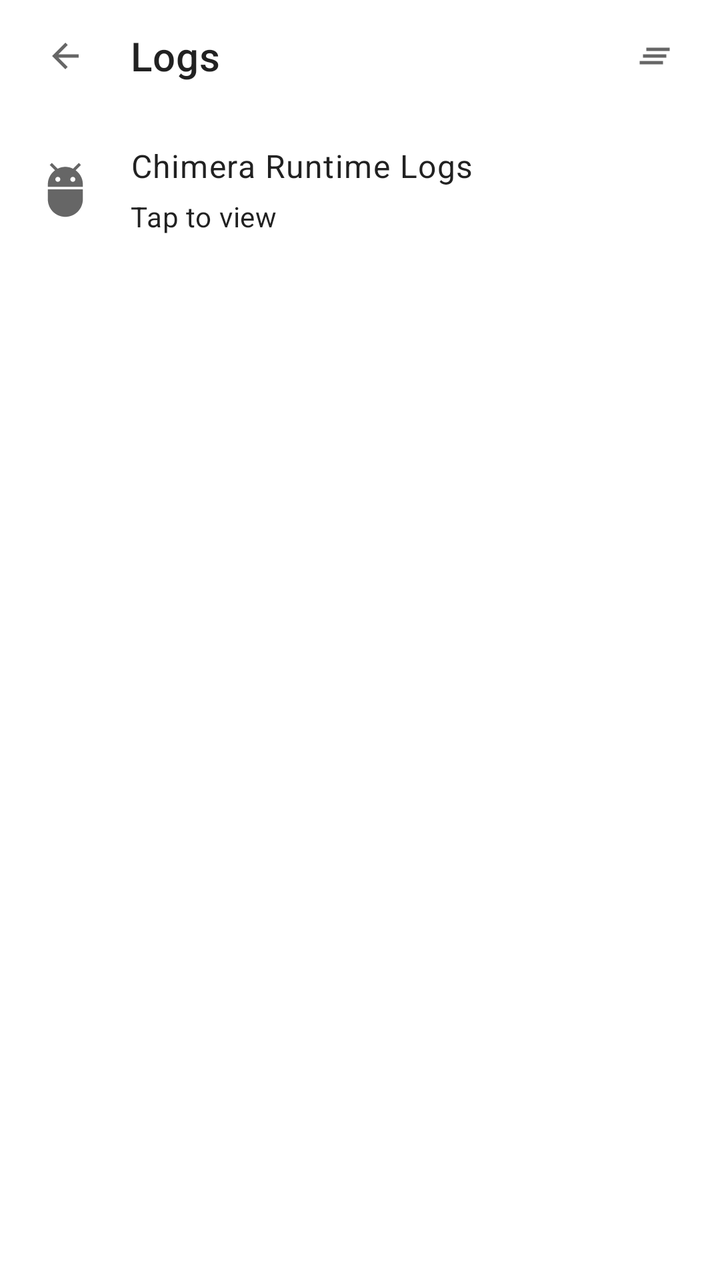
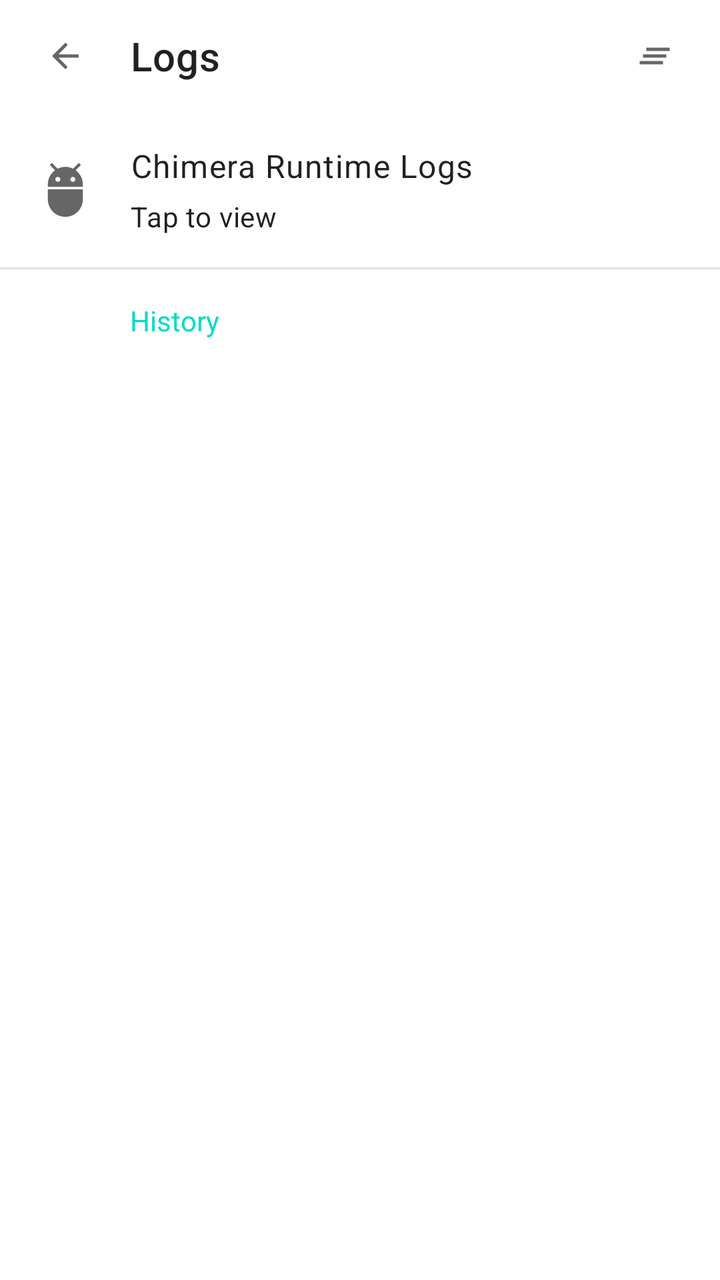

Compare the two renders of this Android layout. The source of the first and the diff that turns it into the second are given below.
<!-- AndroidManifest.xml: application theme Theme.Chimera -->
<!-- res/layout/meta_design_logs_home.xml -->
<?xml version="1.0" encoding="utf-8"?>
<LinearLayout xmlns:android="http://schemas.android.com/apk/res/android"
    android:layout_width="match_parent"
    android:layout_height="match_parent"
    android:orientation="vertical">

    <RelativeLayout
        android:id="@+id/toolbar"
        android:layout_width="match_parent"
        android:layout_height="@dimen/metacubex_toolbar_height"
        android:background="?android:attr/windowBackground"
        android:paddingEnd="@dimen/metacubex_item_tailing_margin">

        <ImageView
            android:id="@+id/toolbar_navigation"
            android:layout_width="@dimen/metacubex_item_header_component_size"
            android:layout_height="@dimen/metacubex_item_header_component_size"
            android:layout_alignParentStart="true"
            android:layout_centerVertical="true"
            android:layout_marginHorizontal="@dimen/metacubex_item_header_margin"
            android:background="?attr/selectableItemBackgroundBorderless"
            android:clickable="true"
            android:contentDescription="@string/back"
            android:focusable="true"
            android:paddingHorizontal="@dimen/metacubex_toolbar_image_action_padding"
            android:src="@drawable/ic_baseline_arrow_back" />

        <TextView
            android:id="@+id/toolbar_title"
            android:layout_width="wrap_content"
            android:layout_height="wrap_content"
            android:layout_centerVertical="true"
            android:layout_toEndOf="@id/toolbar_navigation"
            android:ellipsize="end"
            android:maxLines="1"
            android:text="@string/logs_screen"
            android:textAppearance="@style/TextAppearance.MaterialComponents.Headline6" />

        <ImageView
            android:id="@+id/delete_all"
            android:layout_width="@dimen/metacubex_item_tailing_component_size"
            android:layout_height="@dimen/metacubex_item_tailing_component_size"
            android:layout_alignParentEnd="true"
            android:layout_centerVertical="true"
            android:layout_marginStart="@dimen/metacubex_item_tailing_margin"
            android:background="?attr/selectableItemBackgroundBorderless"
            android:clickable="true"
            android:contentDescription="@string/meta_logs_clear_runtime"
            android:focusable="true"
            android:padding="@dimen/metacubex_toolbar_image_action_padding"
            android:src="@drawable/ic_baseline_clear_all_metacubex" />
    </RelativeLayout>

    <LinearLayout
        android:id="@+id/start_logcat"
        android:layout_width="match_parent"
        android:layout_height="wrap_content"
        android:background="?attr/selectableItemBackground"
        android:clickable="true"
        android:focusable="true"
        android:gravity="center_vertical"
        android:minHeight="@dimen/metacubex_item_min_height"
        android:orientation="horizontal"
        android:paddingVertical="@dimen/metacubex_item_padding_vertical">

        <ImageView
            android:layout_width="@dimen/metacubex_item_header_component_size"
            android:layout_height="@dimen/metacubex_item_header_component_size"
            android:layout_marginHorizontal="@dimen/metacubex_item_header_margin"
            android:contentDescription="@null"
            android:src="@drawable/ic_baseline_adb_metacubex" />

        <LinearLayout
            android:layout_width="match_parent"
            android:layout_height="wrap_content"
            android:orientation="vertical">

            <TextView
                android:layout_width="match_parent"
                android:layout_height="wrap_content"
                android:text="@string/meta_logs_runtime_title"
                android:textAppearance="@style/TextAppearance.MaterialComponents.Body1" />

            <TextView
                android:layout_width="match_parent"
                android:layout_height="wrap_content"
                android:layout_marginTop="@dimen/metacubex_item_text_margin"
                android:text="@string/meta_logs_view_runtime"
                android:textAppearance="@style/TextAppearance.MaterialComponents.Body2" />
        </LinearLayout>
    </LinearLayout>

</LinearLayout>
<!-- resources referenced by this layout -->
<resources>
  <dimen name="metacubex_item_header_component_size">30dp</dimen>
  <dimen name="metacubex_item_header_margin">17.5dp</dimen>
  <dimen name="metacubex_item_min_height">75dp</dimen>
  <dimen name="metacubex_item_padding_vertical">16dp</dimen>
  <dimen name="metacubex_item_tailing_component_size">30dp</dimen>
  <dimen name="metacubex_item_tailing_margin">17.5dp</dimen>
  <dimen name="metacubex_item_text_margin">5dp</dimen>
  <dimen name="metacubex_toolbar_height">56dp</dimen>
  <dimen name="metacubex_toolbar_image_action_padding">5dp</dimen>
  <!-- drawable ic_baseline_adb_metacubex (drawable) -->
  <vector xmlns:android="http://schemas.android.com/apk/res/android"
      android:width="24dp"
      android:height="24dp"
      android:tint="?attr/colorControlNormal"
      android:viewportWidth="24"
      android:viewportHeight="24">
      <path
          android:fillColor="@android:color/white"
          android:pathData="M5,16c0,3.87 3.13,7 7,7s7,-3.13 7,-7v-4L5,12v4zM16.12,4.37l2.1,-2.1 -0.82,-0.83 -2.3,2.31C14.16,3.28 13.12,3 12,3s-2.16,0.28 -3.09,0.75L6.6,1.44l-0.82,0.83 2.1,2.1C6.14,5.64 5,7.68 5,10v1h14v-1c0,-2.32 -1.14,-4.36 -2.88,-5.63zM9,9c-0.55,0 -1,-0.45 -1,-1s0.45,-1 1,-1 1,0.45 1,1 -0.45,1 -1,1zM15,9c-0.55,0 -1,-0.45 -1,-1s0.45,-1 1,-1 1,0.45 1,1 -0.45,1 -1,1z" />
  </vector>
  <!-- drawable ic_baseline_arrow_back (drawable) -->
  <vector xmlns:android="http://schemas.android.com/apk/res/android"
      android:width="24dp"
      android:height="24dp"
      android:tint="?attr/colorControlNormal"
      android:viewportWidth="24"
      android:viewportHeight="24">
      <path
          android:fillColor="@android:color/white"
          android:pathData="M20,11H7.83l5.59,-5.59L12,4l-8,8 8,8 1.41,-1.41L7.83,13H20v-2z" />
  </vector>
  <!-- drawable ic_baseline_clear_all_metacubex (drawable) -->
  <vector xmlns:android="http://schemas.android.com/apk/res/android"
      android:width="24dp"
      android:height="24dp"
      android:tint="?attr/colorControlNormal"
      android:viewportWidth="24"
      android:viewportHeight="24">
      <path
          android:fillColor="@android:color/white"
          android:pathData="M5,13h14v-2L5,11v2zM3,17h14v-2L3,15v2zM7,7v2h14L21,7L7,7z" />
  </vector>
  <string name="back">Back</string>
  <string name="logs_screen">Logs</string>
  <string name="meta_logs_clear_runtime">Clear runtime logs</string>
  <string name="meta_logs_runtime_title">Chimera Runtime Logs</string>
  <string name="meta_logs_view_runtime">Tap to view</string>
  <style name="Theme.Chimera" parent="Theme.MaterialComponents.DayNight.NoActionBar" />
</resources>

<!-- the commit's change to res/layout/meta_design_logs_home.xml (unified diff, before → after) -->
@@ -90,4 +90,18 @@
         </LinearLayout>
     </LinearLayout>
 
+    <View
+        android:layout_width="match_parent"
+        android:layout_height="@dimen/metacubex_divider_size"
+        android:background="?attr/colorControlHighlight" />
+
+    <TextView
+        android:layout_width="match_parent"
+        android:layout_height="wrap_content"
+        android:paddingVertical="@dimen/metacubex_item_padding_vertical"
+        android:paddingStart="@dimen/metacubex_item_header_padding_start"
+        android:paddingEnd="@dimen/metacubex_item_tailing_margin"
+        android:text="@string/meta_logs_history"
+        android:textColor="?attr/colorControlActivated" />
+
 </LinearLayout>
<!-- resource entries referenced after the edit -->
@@ -1,7 +1,9 @@
 <!-- resources referenced by this layout -->
 <resources>
+  <dimen name="metacubex_divider_size">1dp</dimen>
   <dimen name="metacubex_item_header_component_size">30dp</dimen>
   <dimen name="metacubex_item_header_margin">17.5dp</dimen>
+  <dimen name="metacubex_item_header_padding_start">65dp</dimen>
   <dimen name="metacubex_item_min_height">75dp</dimen>
   <dimen name="metacubex_item_padding_vertical">16dp</dimen>
   <dimen name="metacubex_item_tailing_component_size">30dp</dimen>
@@ -45,6 +47,7 @@
   <string name="back">Back</string>
   <string name="logs_screen">Logs</string>
   <string name="meta_logs_clear_runtime">Clear runtime logs</string>
+  <string name="meta_logs_history">History</string>
   <string name="meta_logs_runtime_title">Chimera Runtime Logs</string>
   <string name="meta_logs_view_runtime">Tap to view</string>
   <style name="Theme.Chimera" parent="Theme.MaterialComponents.DayNight.NoActionBar" />
